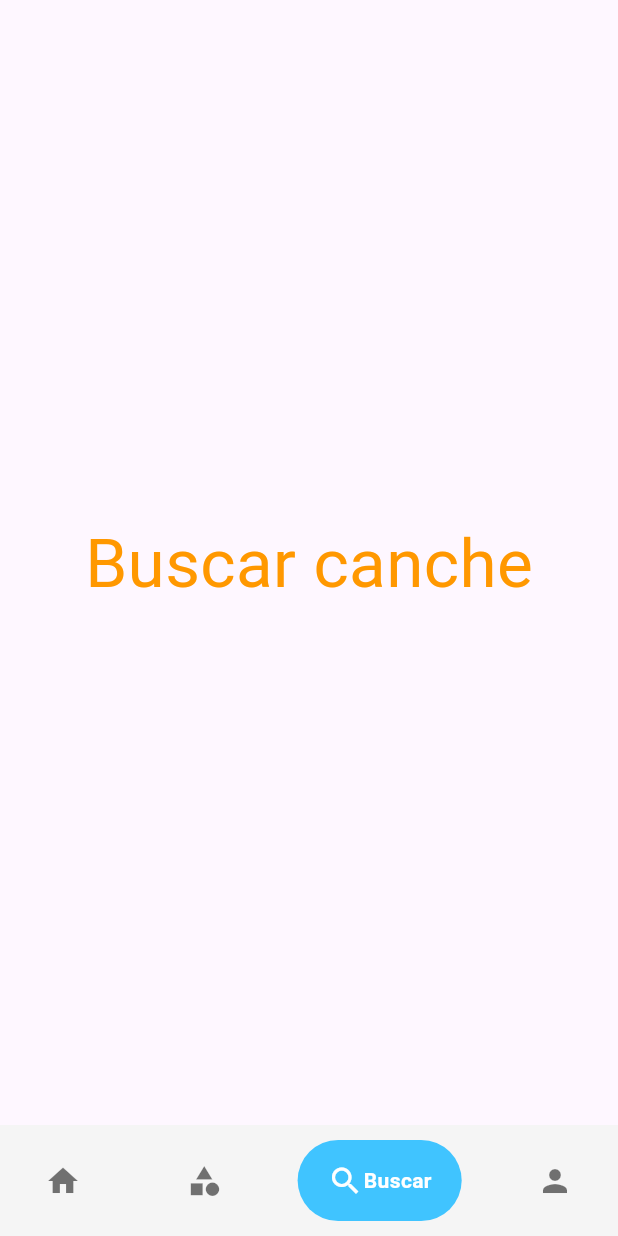
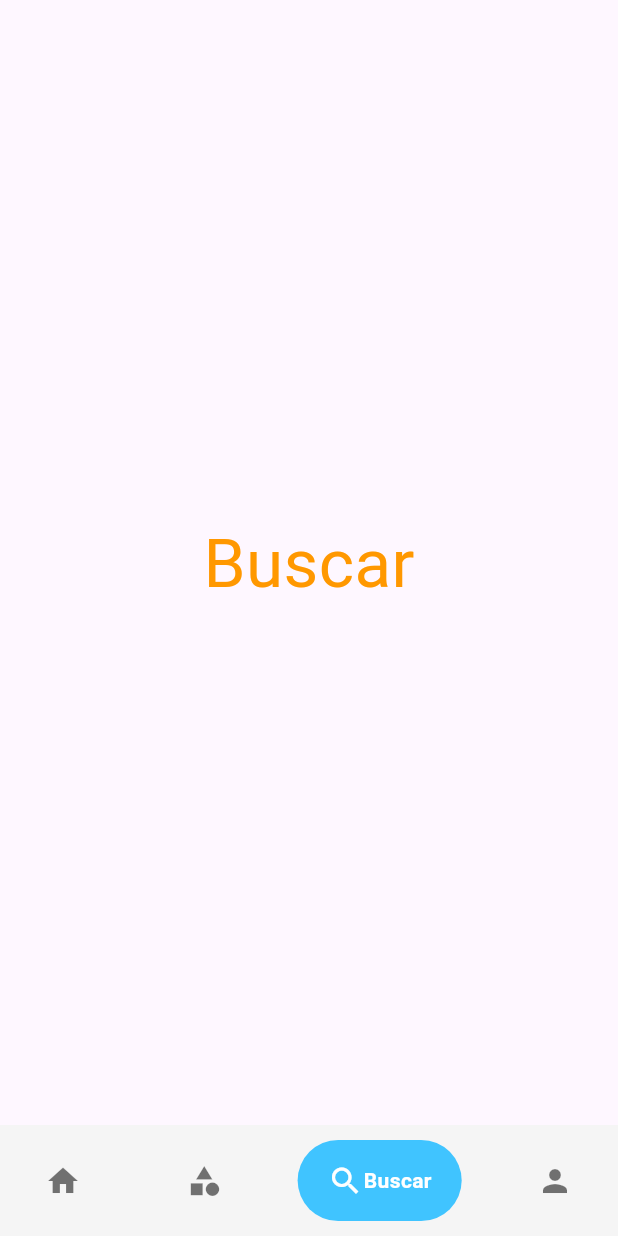
Before and after one commit to Xokas-2/HackatonPruebas, a Flutter app: the HomePage screen opened directly, swiped to page 3, on a phone screen of 412 x 824 dp. Run offline on Flutter 3.47's test engine with Material 3 defaults, Android fonts, the phone set to English and light mode, and no system bars; drawn by our look-alikes of google_nav_bar.

Commit message:
cambios canche

```diff
--- a/lib/profile_page.dart
+++ b/lib/profile_page.dart
@@ -7,7 +7,7 @@ class ProfilePage extends StatelessWidget {
   Widget build(BuildContext context) {
     return const Center(
       child: Text(
-        'Mi perfil',
+        'Mi perfil canche',
         style: TextStyle(fontSize: 45, color: Colors.purple)
       )
     );
--- a/lib/search_page.dart
+++ b/lib/search_page.dart
@@ -7,7 +7,7 @@ class SearchPage extends StatelessWidget {
   Widget build(BuildContext context) {
     return const Center(
       child: Text(
-        'Buscar canche',
+        'Buscar',
         style: TextStyle(fontSize: 45, color: Colors.orange)
       )
     );
```
